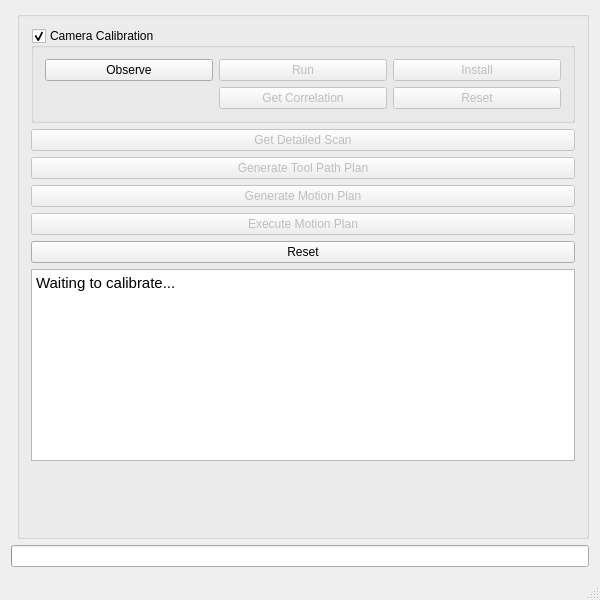
Qt form snp_application/src/rosconwindow.ui (ros-industrial-consortium/scan_n_plan_workshop) before a commit.
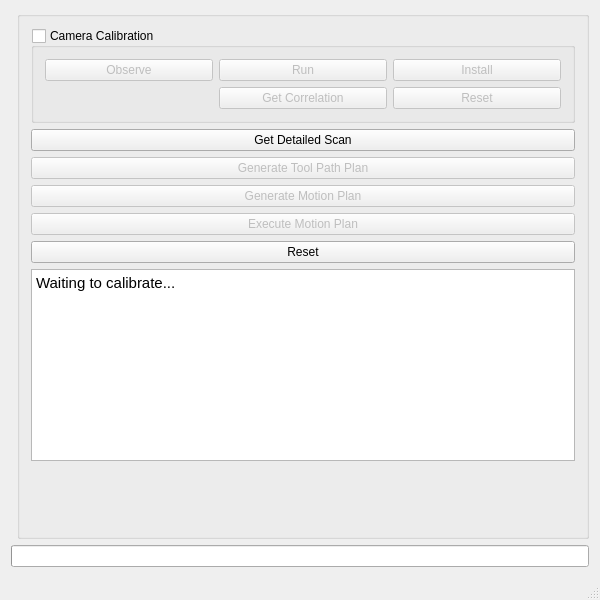
The same form after that commit.

Commit message: update flow of buttons

What changed in the file:
```diff
--- a/snp_application/src/rosconwindow.ui
+++ b/snp_application/src/rosconwindow.ui
@@ -39,12 +39,18 @@
       <layout class="QVBoxLayout" name="verticalLayout_2">
        <item>
         <widget class="QGroupBox" name="calibration_group_box">
+         <property name="enabled">
+          <bool>true</bool>
+         </property>
          <property name="title">
           <string>Camera Calibration</string>
          </property>
          <property name="checkable">
           <bool>true</bool>
          </property>
+         <property name="checked">
+          <bool>false</bool>
+         </property>
          <layout class="QGridLayout" name="gridLayout_2">
           <item row="0" column="1">
            <widget class="QPushButton" name="run_calibration_button">
@@ -99,7 +105,7 @@
        <item>
         <widget class="QPushButton" name="scan_button">
          <property name="enabled">
-          <bool>false</bool>
+          <bool>true</bool>
          </property>
          <property name="text">
           <string>Get Detailed Scan</string>
```
The commit also changes 1 other file.
